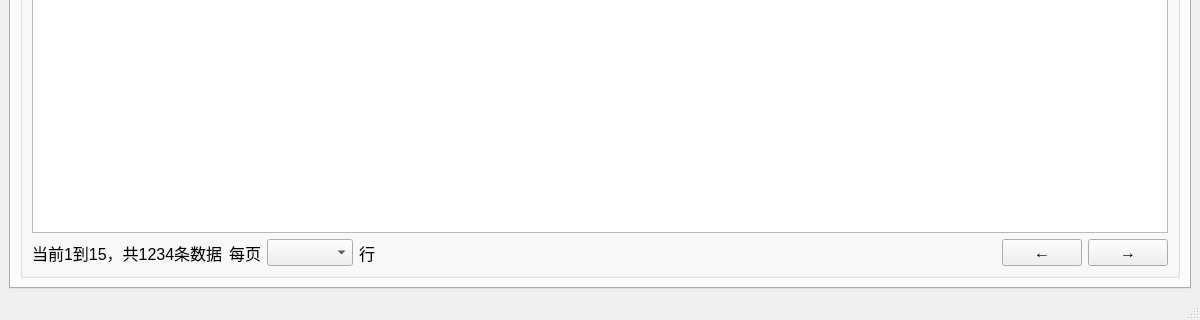
Qt form presentation/uifiles/DatasetViewMainWindow.ui (kslz/sound_dataset_tools2) before a commit; both pictures show x 0 to 1200 and y 480 to 800 of the 1200 by 800 pixel window.
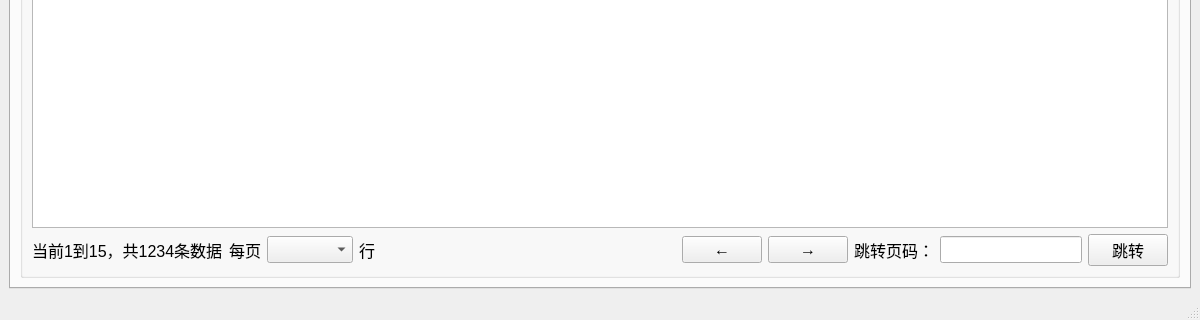
The same form after that commit.

Commit message: 清理代码并修改界面

What changed in the file:
```diff
--- a/presentation/uifiles/DatasetViewMainWindow.ui
+++ b/presentation/uifiles/DatasetViewMainWindow.ui
@@ -203,6 +203,54 @@
                 </layout>
                </widget>
               </item>
+              <item>
+               <widget class="QWidget" name="widget_jump_page" native="true">
+                <layout class="QHBoxLayout" name="horizontalLayout_3">
+                 <property name="leftMargin">
+                  <number>0</number>
+                 </property>
+                 <property name="topMargin">
+                  <number>0</number>
+                 </property>
+                 <property name="rightMargin">
+                  <number>0</number>
+                 </property>
+                 <property name="bottomMargin">
+                  <number>0</number>
+                 </property>
+                 <item>
+                  <widget class="QLabel" name="label_jump_page">
+                   <property name="text">
+                    <string>跳转页码：</string>
+                   </property>
+                  </widget>
+                 </item>
+                 <item>
+                  <widget class="QLineEdit" name="lineEdit">
+                   <property name="sizePolicy">
+                    <sizepolicy hsizetype="Minimum" vsizetype="Fixed">
+                     <horstretch>0</horstretch>
+                     <verstretch>0</verstretch>
+                    </sizepolicy>
+                   </property>
+                  </widget>
+                 </item>
+                 <item>
+                  <widget class="QPushButton" name="pushButton">
+                   <property name="sizePolicy">
+                    <sizepolicy hsizetype="Fixed" vsizetype="Fixed">
+                     <horstretch>0</horstretch>
+                     <verstretch>0</verstretch>
+                    </sizepolicy>
+                   </property>
+                   <property name="text">
+                    <string>跳转</string>
+                   </property>
+                  </widget>
+                 </item>
+                </layout>
+               </widget>
+              </item>
              </layout>
             </widget>
            </item>
```
Left out of the diff: 6 changed lines with no effect on the pictures. Lines whose indentation alone changed are shown as unchanged. The commit also changes 1 other file.
